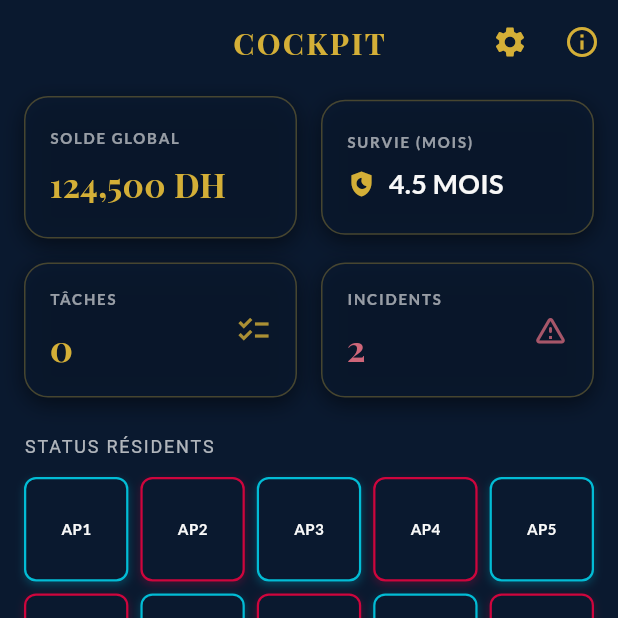
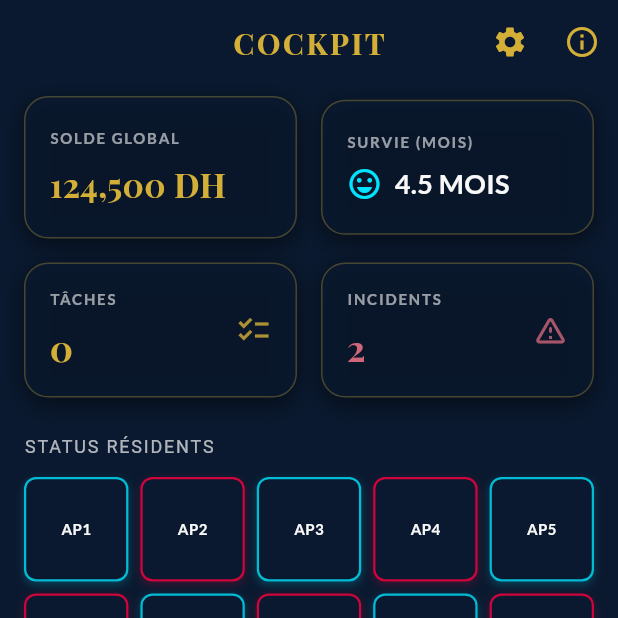
Before and after one commit to zarathoustrazouhair-sudo/Appli-alpha-et-beta, a Flutter app: the screen it shows after launch, on a phone screen of 412 x 824 dp, the top half of it. Run offline on Flutter 3.47's test engine with Material 3 defaults, Android fonts, the phone set to English and light mode, and no system bars; drawn by our look-alikes of fl_chart; our stand-ins replace drift, flutter_riverpod, freezed_annotation, geolocator, go_router, google_fonts and 2 more; accounts and stored records are empty; generated files the repository leaves out were written again.

Commit message:
Security: Hardened Concierge Access, Secure SOS & Financial Icons (TEP 8.0)
Co-authored-by: zarathoustrazouhair-sudo <251568326+zarathoustrazouhair-sudo@users.noreply.github.com>

```diff
--- /dev/null
+++ b/lib/core/theme/widgets/financial_mood_icon.dart
@@ -0,0 +1,35 @@
+import 'package:flutter/material.dart';
+import 'package:residence_lamandier_b/core/theme/luxury_theme.dart';
+
+class FinancialMoodIcon extends StatelessWidget {
+  final double monthsOfSurvival;
+  final double size;
+
+  const FinancialMoodIcon({super.key, required this.monthsOfSurvival, this.size = 24.0});
+
+  @override
+  Widget build(BuildContext context) {
+    if (monthsOfSurvival >= 3.0) {
+      // GREEN: Happy / Relaxed
+      return Icon(
+        Icons.sentiment_very_satisfied,
+        color: const Color(0xFF00E5FF), // Cyan/Greenish
+        size: size,
+      );
+    } else if (monthsOfSurvival >= 0.0) {
+      // ORANGE: Stress / Sweating (Simulated with neutral + color)
+      return Icon(
+        Icons.sentiment_neutral,
+        color: const Color(0xFFFFAB00), // Amber/Orange
+        size: size,
+      );
+    } else {
+      // RED: Panic / Siren
+      return Icon(
+        Icons.add_alert, // Alert Siren equivalent
+        color: AppTheme.errorRed,
+        size: size,
+      );
+    }
+  }
+}
--- a/lib/features/dashboard/presentation/widgets/kpi_cards.dart
+++ b/lib/features/dashboard/presentation/widgets/kpi_cards.dart
@@ -1,6 +1,7 @@
 import 'package:flutter/material.dart';
 import 'package:residence_lamandier_b/core/theme/luxury_theme.dart';
 import 'package:residence_lamandier_b/core/theme/widgets/luxury_card.dart';
+import 'package:residence_lamandier_b/core/theme/widgets/financial_mood_icon.dart';
 
 class KpiCards extends StatelessWidget {
   const KpiCards({super.key});
@@ -59,7 +60,7 @@ class KpiCards extends StatelessWidget {
                 const SizedBox(height: 8),
                 Row(
                   children: [
-                    Icon(Icons.shield_moon, color: AppTheme.gold, size: 20),
+                    const FinancialMoodIcon(monthsOfSurvival: 4.5, size: 24),
                     const SizedBox(width: 8),
                     Text(
                       "4.5 MOIS",
--- a/pubspec.yaml
+++ b/pubspec.yaml
@@ -23,6 +23,9 @@ dependencies:
   fl_chart: ^1.1.1
   percent_indicator: ^4.2.5
   go_router: ^17.1.0
+  geolocator: ^14.0.2
+  url_launcher: ^6.3.2
+  permission_handler: ^12.0.1
 
 dev_dependencies:
   flutter_test:
```
Also changed, not shown: lib/features/blog/data/blog_repository.dart (added, +28 -0 lines), lib/features/incidents/data/incident_repository.dart (added, +24 -0 lines), lib/features/sos/presentation/slide_sos_button.dart (+115 -13 lines), pubspec.lock, 3 other files.
